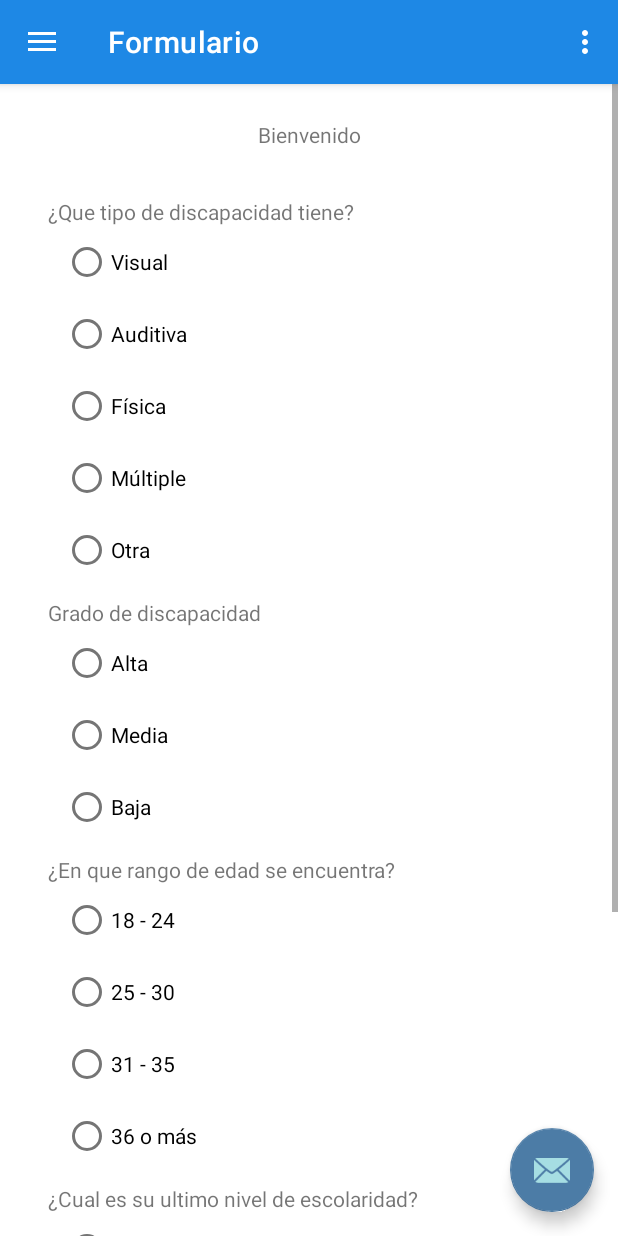
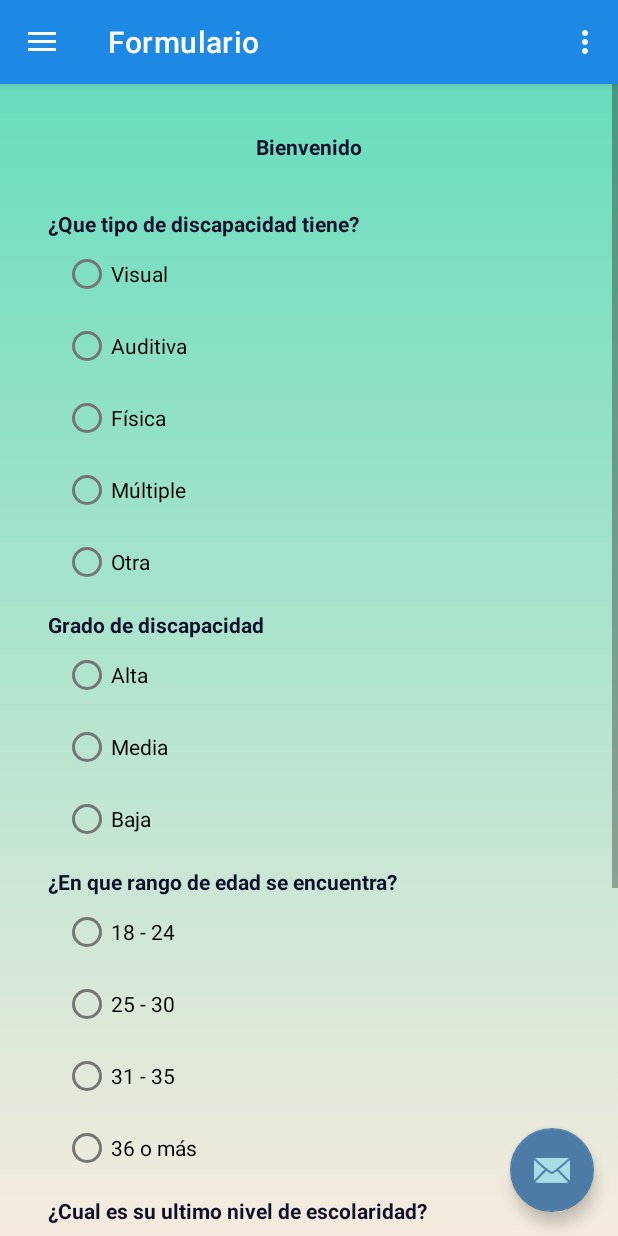
Before and after one commit to Javy018000/TuEmpleo, an Android app: the screen it shows after launch (MainActivity), in the side drawer, after a tap on "Formulario", on a phone screen of 412 x 824 dp. Run offline under Robolectric (Android 15) with nearby library versions, the phone set to English and light mode, and no system bars; our stand-ins replace navigation-ui.

Commit message:
implementacion fondo

```diff
--- /dev/null
+++ b/app/src/main/res/drawable/background.xml
@@ -0,0 +1,12 @@
+<?xml version="1.0" encoding="utf-8"?>
+<selector xmlns:android="http://schemas.android.com/apk/res/android">
+<item>
+    <shape android:shape="rectangle">
+        <gradient
+            android:startColor="@color/backgroung"
+            android:endColor="@color/backgroung2"
+            android:angle="90"
+            ></gradient>
+    </shape>
+</item>
+</selector>
--- a/app/src/main/res/layout/activity_main.xml
+++ b/app/src/main/res/layout/activity_main.xml
@@ -6,6 +6,7 @@
     android:layout_width="match_parent"
     android:layout_height="match_parent"
     android:fitsSystemWindows="true"
+    android:background="@drawable/background"
     tools:openDrawer="start">
 
     <include
--- a/app/src/main/res/layout/activity_tr.xml
+++ b/app/src/main/res/layout/activity_tr.xml
@@ -9,8 +9,10 @@
     <ScrollView
         android:layout_width="match_parent"
         android:layout_height="wrap_content"
-        tools:layout_editor_absoluteX="1dp"
-        tools:layout_editor_absoluteY="1dp">
+        android:layout_marginTop="1dp"
+        app:layout_constraintEnd_toEndOf="parent"
+        app:layout_constraintStart_toStartOf="parent"
+        app:layout_constraintTop_toTopOf="parent">
 
         <LinearLayout
             android:layout_width="match_parent"
--- a/app/src/main/res/layout/fragment_about.xml
+++ b/app/src/main/res/layout/fragment_about.xml
@@ -4,6 +4,7 @@
     xmlns:tools="http://schemas.android.com/tools"
     android:layout_width="match_parent"
     android:layout_height="match_parent"
+    android:background="@drawable/background"
     tools:context=".fragment_about">
 
     <!-- TODO: Update blank fragment layout -->
@@ -17,6 +18,7 @@
             android:layout_marginTop="32dp"
             android:text="@string/team"
             android:textAppearance="@style/TextAppearance.AppCompat.Display2"
+            android:textColor="@color/n_backgroung"
             android:textStyle="bold"
             app:layout_constraintEnd_toEndOf="parent"
             app:layout_constraintStart_toStartOf="parent"
@@ -29,6 +31,7 @@
             android:layout_height="wrap_content"
             android:layout_marginTop="24dp"
             android:text="@string/team_dec"
+            android:textColor="@color/n_backgroung"
             app:layout_constraintEnd_toEndOf="parent"
             app:layout_constraintStart_toStartOf="parent"
             app:layout_constraintTop_toBottomOf="@+id/textView1" />
@@ -79,6 +82,7 @@
                                 android:layout_height="wrap_content"
                                 android:text="@string/name1"
                                 android:textAppearance="@style/TextAppearance.AppCompat.Body2"
+                                android:textColor="@color/n_backgroung"
                                 app:layout_constraintEnd_toStartOf="@+id/divider1"
                                 app:layout_constraintStart_toStartOf="parent"
                                 app:layout_constraintTop_toBottomOf="@+id/imageButton1" />
@@ -118,6 +122,7 @@
                                 android:layout_height="wrap_content"
                                 android:text="@string/name2"
                                 android:textAppearance="@style/TextAppearance.AppCompat.Body2"
+                                android:textColor="@color/n_backgroung"
                                 app:layout_constraintEnd_toEndOf="parent"
                                 app:layout_constraintStart_toEndOf="@+id/divider1"
                                 app:layout_constraintTop_toBottomOf="@+id/imageButton2" />
@@ -160,6 +165,7 @@
                                 android:layout_height="wrap_content"
                                 android:text="@string/name3"
                                 android:textAppearance="@style/TextAppearance.AppCompat.Body2"
+                                android:textColor="@color/n_backgroung"
                                 app:layout_constraintEnd_toStartOf="@+id/divider2"
                                 app:layout_constraintStart_toStartOf="parent"
                                 app:layout_constraintTop_toBottomOf="@+id/imageButton3" />
--- a/app/src/main/res/layout/fragment_formulario.xml
+++ b/app/src/main/res/layout/fragment_formulario.xml
@@ -4,6 +4,7 @@
     xmlns:tools="http://schemas.android.com/tools"
     android:layout_width="match_parent"
     android:layout_height="match_parent"
+    android:background="@drawable/background"
     tools:context=".FormularioFragment">
     <ScrollView
         android:layout_width="match_parent"
@@ -24,8 +25,10 @@
                     android:id="@+id/bienvenido"
                     android:layout_width="wrap_content"
                     android:layout_height="wrap_content"
-                    android:layout_marginTop="24dp"
+                    android:layout_marginTop="32dp"
                     android:text="@string/saludo"
+                    android:textStyle="bold"
+                    android:textColor="@color/n_backgroung"
                     app:layout_constraintEnd_toEndOf="parent"
                     app:layout_constraintStart_toStartOf="parent"
                     app:layout_constraintTop_toTopOf="parent" />
@@ -42,6 +45,8 @@
                     android:layout_marginStart="32dp"
                     android:layout_marginTop="32dp"
                     android:text="@string/ques_1"
+                    android:textStyle="bold"
+                    android:textColor="@color/n_backgroung"
                     app:layout_constraintStart_toStartOf="parent"
                     app:layout_constraintTop_toTopOf="parent" />
             </androidx.constraintlayout.widget.ConstraintLayout>
@@ -102,6 +107,8 @@
                     android:layout_marginStart="32dp"
                     android:layout_marginTop="8dp"
                     android:text="@string/ques_2"
+                    android:textStyle="bold"
+                    android:textColor="@color/n_backgroung"
                     app:layout_constraintStart_toStartOf="parent"
                     app:layout_constraintTop_toTopOf="parent" />
 
@@ -150,6 +157,8 @@
                     android:layout_marginStart="32dp"
                     android:layout_marginTop="8dp"
                     android:text="@string/ques_3"
+                    android:textStyle="bold"
+                    android:textColor="@color/n_backgroung"
                     app:layout_constraintStart_toStartOf="parent"
                     app:layout_constraintTop_toTopOf="parent" />
 
@@ -203,6 +212,8 @@
                     android:layout_marginStart="32dp"
                     android:layout_marginTop="8dp"
                     android:text="@string/ques_4"
+                    android:textStyle="bold"
+                    android:textColor="@color/n_backgroung"
                     app:layout_constraintStart_toStartOf="parent"
                     app:layout_constraintTop_toTopOf="parent" />
 
@@ -257,6 +268,8 @@
                     android:layout_marginStart="32dp"
                     android:layout_marginTop="8dp"
                     android:text="@string/ques_5"
+                    android:textStyle="bold"
+                    android:textColor="@color/n_backgroung"
                     app:layout_constraintStart_toStartOf="parent"
                     app:layout_constraintTop_toTopOf="parent" />
             </androidx.constraintlayout.widget.ConstraintLayout>
@@ -270,6 +283,8 @@
                     android:layout_width="331dp"
                     android:layout_height="wrap_content"
                     android:layout_marginStart="42dp"
+                    android:layout_marginBottom="24dp"
+                    app:layout_constraintBottom_toBottomOf="parent"
                     app:layout_constraintEnd_toEndOf="parent"
                     app:layout_constraintHorizontal_bias="0.506"
                     app:layout_constraintStart_toStartOf="parent"
--- a/app/src/main/res/layout/fragment_home.xml
+++ b/app/src/main/res/layout/fragment_home.xml
@@ -4,6 +4,7 @@
     xmlns:tools="http://schemas.android.com/tools"
     android:layout_width="match_parent"
     android:layout_height="match_parent"
+    android:background="@drawable/background"
     tools:context=".ui.home.HomeFragment">
 
     <TextView
--- a/app/src/main/res/layout/fragment_login.xml
+++ b/app/src/main/res/layout/fragment_login.xml
@@ -5,6 +5,7 @@
     android:id="@+id/container"
     android:layout_width="match_parent"
     android:layout_height="match_parent"
+    android:background="@drawable/background"
     android:paddingLeft="@dimen/fragment_horizontal_margin"
     android:paddingTop="@dimen/fragment_vertical_margin"
     android:paddingRight="@dimen/fragment_horizontal_margin"
--- a/app/src/main/res/navigation/mobile_navigation.xml
+++ b/app/src/main/res/navigation/mobile_navigation.xml
@@ -52,4 +52,9 @@
         android:name="com.example.tuempleo.ReporteActivity"
         android:label="activity_reporte"
         tools:layout="@layout/activity_reporte" />
+    <activity
+        android:id="@+id/trActivity"
+        android:name="com.example.tuempleo.TrActivity"
+        android:label="activity_tr"
+        tools:layout="@layout/activity_tr" />
 </navigation>
--- a/app/src/main/res/values/colors.xml
+++ b/app/src/main/res/values/colors.xml
@@ -12,15 +12,19 @@
     <color name="beta_blue">#285270</color>
     <color name="nose">#4C7CA6</color>
     <color name="backgroung">#f6ebdf</color>
+    <color name="backgroung2">#68ddbd</color>
     <color name="blue_purple">#221B98</color>
     <color name="blue_menu">#3164D9</color>
     <color name="n_beta_blue">#08415C</color>
     <color name="n_light_blue">#1a76c7</color>
     <color name="n_dark_blue">#003e78</color>
     <color name="n_backgroung">#0D102B</color>
+    <color name="n_backgroung2">#00003d</color>
     <color name="nose2">#a6dee3</color>
 
 
 
 
+
+
 </resources>
--- a/app/src/main/res/values/strings.xml
+++ b/app/src/main/res/values/strings.xml
@@ -1,8 +1,8 @@
 <resources xmlns:tools="http://schemas.android.com/tools">
     <string name="app_name">TuEmpleo</string>
+    <string name="nav_header_subtitle" translatable="false">Nose</string>
     <string name="navigation_drawer_open">Abrir navigation drawer</string>
     <string name="navigation_drawer_close">Cerrar navigation drawer</string>
-    <string name="nav_header_subtitle" translatable="false">tuempleo@gmail.com</string>
     <string name="nav_header_desc">Navigation header</string>
     <string name="action_settings">Opciones</string>
 
@@ -52,7 +52,6 @@
     <string name="this_is_a_description3">Google ha elaborado un completísimo curso de 40 horas de duración abocado al marketing y las estrategias de ventas...</string>
     <string name="dec_butom">Este es un blog que provee información de tipos de discapacidades para ingresar has clic en el boton</string>
     <string name="team">Equipo</string>
-    <string name="name1" translatable="false">Javier Andres Ramirez Zabaleta</string>
     <string name="name2" translatable="false">Oscar Julian Hernandez Bonilla</string>
     <string name="name_desc1">Scrum Master</string>
     <string name="name_desc2">Product Owner</string>
@@ -91,6 +90,8 @@
     <string name="prompt_email">Correo</string>
     <string name="invalid_password">La contraseña debe tener al menos 5 caracteres</string>
     <string name="ms_prueba">Este es un mensaje de prueba</string>
+    <string name="name1" translatable="false">Javier Andres Ramirez Zabaleta</string>
+
 
 
 </resources>
```
Also changed, not shown: app/src/main/res/drawable/n_background.xml (added, +12 -0 lines), app/src/main/res/layout/fragment_gallery.xml (+1 -8 lines), app/src/main/res/layout/fragment_repertorio.xml (+5 -4 lines), app/src/main/res/drawable/icon_general.jpg (added), 2 other files.
